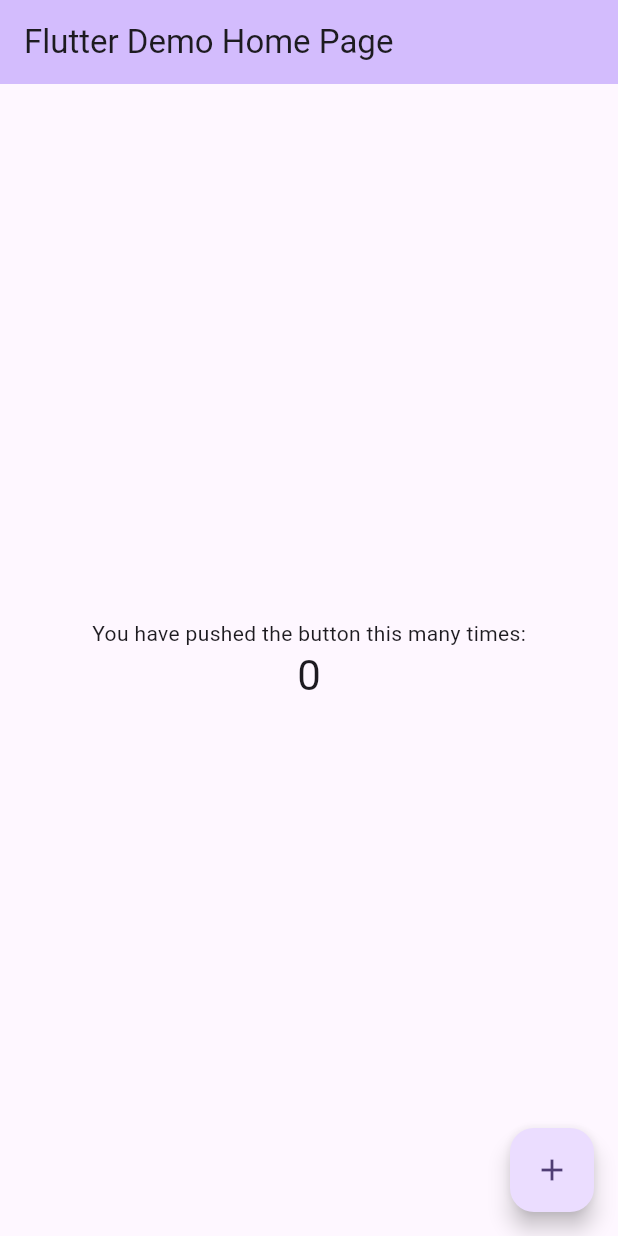
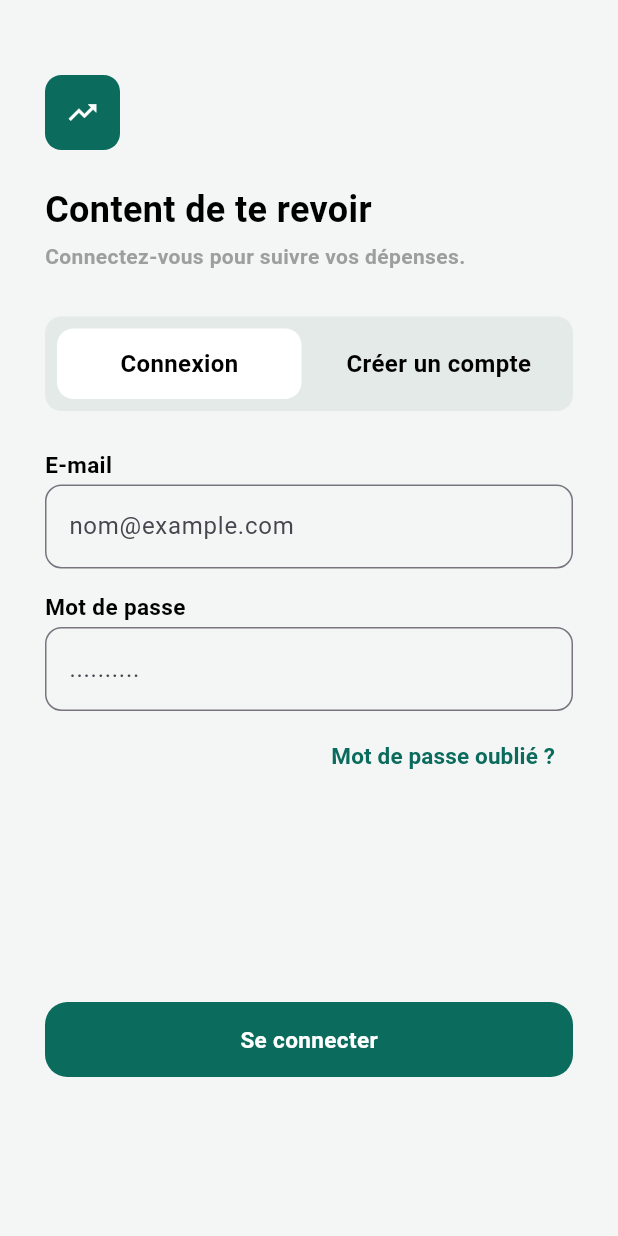
Before and after one commit to Mohamedissa282/mes_depenses, a Flutter app: the screen it shows after launch, on a phone screen of 412 x 824 dp. Run offline on Flutter 3.47's test engine with Material 3 defaults, Android fonts, the phone set to English and light mode, and no system bars.

Commit message:
design pages authentification

```diff
--- /dev/null
+++ b/lib/color.dart
@@ -0,0 +1,31 @@
+import 'package:flutter/material.dart';
+
+class AppColors {
+
+
+
+  static const Color primary = Color(0xFF0B6B5D);
+  static const Color primaryLight = Color(0xFF489086); // fond de la barre de progression sur la carte verte
+  static const Color mint = Color(0xFFD9EEE9); // zone sous la courbe, bandeau d'info
+  static const Color dark = Color(0xFF10211F); // bouton Enregistrer, bouton +, titres
+
+
+  static const Color background = Color(0xFFF3F6F5); // fond des écrans
+  static const Color surface = Color(0xFFFFFFFF); // cartes, champs, onglet sélectionné
+  static const Color tabBackground = Color(0xFFE3EAE8); // fond du sélecteur Connexion / Créer un compte
+  static const Color border = Color(0xFFCBD6D3); // bordures des champs et des puces
+
+  // Textes
+  static const Color text = dark;
+  static const Color textMuted = Color(0xFF5B6B68); // sous-titres (estimé)
+  static const Color textHint = Color(0xFF8A9794); // placeholders (estimé)
+  static const Color onPrimary = Color(0xFFFFFFFF);
+
+  // Budget et alertes
+  static const Color budgetLine = Color(0xFFB45309); // ligne pointillée du budget
+  static const Color danger = Color(0xFFDC2626); // erreurs, suppression (non visible sur le design)
+
+
+
+
+}
--- a/lib/main.dart
+++ b/lib/main.dart
@@ -1,4 +1,6 @@
 import 'package:flutter/material.dart';
+import 'package:mes_depenses/pages/authentification/connexion_inscription_page.dart';
+import 'package:mes_depenses/connexion.dart';
 
 void main() {
   runApp(const MyApp());
@@ -11,112 +13,10 @@ class MyApp extends StatelessWidget {
   @override
   Widget build(BuildContext context) {
     return MaterialApp(
+      debugShowCheckedModeBanner: false,
       title: 'Flutter Demo',
-      theme: ThemeData(
-        // This is the theme of your application.
-        //
-        // TRY THIS: Try running your application with "flutter run". You'll see
-        // the application has a purple toolbar. Then, without quitting the app,
-        // try changing the seedColor in the colorScheme below to Colors.green
-        // and then invoke "hot reload" (save your changes or press the "hot
-        // reload" button in a Flutter-supported IDE, or press "r" if you used
-        // the command line to start the app).
-        //
-        // Notice that the counter didn't reset back to zero; the application
-        // state is not lost during the reload. To reset the state, use hot
-        // restart instead.
-        //
-        // This works for code too, not just values: Most code changes can be
-        // tested with just a hot reload.
-        colorScheme: .fromSeed(seedColor: Colors.deepPurple),
-      ),
-      home: const MyHomePage(title: 'Flutter Demo Home Page'),
+
+      home: ConnexionInscriptionPage()
     );
   }
 }
-
-class MyHomePage extends StatefulWidget {
-  const MyHomePage({super.key, required this.title});
-
-  // This widget is the home page of your application. It is stateful, meaning
-  // that it has a State object (defined below) that contains fields that affect
-  // how it looks.
-
-  // This class is the configuration for the state. It holds the values (in this
-  // case the title) provided by the parent (in this case the App widget) and
-  // used by the build method of the State. Fields in a Widget subclass are
-  // always marked "final".
-
-  final String title;
-
-  @override
-  State<MyHomePage> createState() => _MyHomePageState();
-}
-
-class _MyHomePageState extends State<MyHomePage> {
-  int _counter = 0;
-
-  void _incrementCounter() {
-    setState(() {
-      // This call to setState tells the Flutter framework that something has
-      // changed in this State, which causes it to rerun the build method below
-      // so that the display can reflect the updated values. If we changed
-      // _counter without calling setState(), then the build method would not be
-      // called again, and so nothing would appear to happen.
-      _counter++;
-    });
-  }
-
-  @override
-  Widget build(BuildContext context) {
-    // This method is rerun every time setState is called, for instance as done
-    // by the _incrementCounter method above.
-    //
-    // The Flutter framework has been optimized to make rerunning build methods
-    // fast, so that you can just rebuild anything that needs updating rather
-    // than having to individually change instances of widgets.
-    return Scaffold(
-      appBar: AppBar(
-        // TRY THIS: Try changing the color here to a specific color (to
-        // Colors.amber, perhaps?) and trigger a hot reload to see the AppBar
-        // change color while the other colors stay the same.
-        backgroundColor: Theme.of(context).colorScheme.inversePrimary,
-        // Here we take the value from the MyHomePage object that was created by
-        // the App.build method, and use it to set our appbar title.
-        title: Text(widget.title),
-      ),
-      body: Center(
-        // Center is a layout widget. It takes a single child and positions it
-        // in the middle of the parent.
-        child: Column(
-          // Column is also a layout widget. It takes a list of children and
-          // arranges them vertically. By default, it sizes itself to fit its
-          // children horizontally, and tries to be as tall as its parent.
-          //
-          // Column has various properties to control how it sizes itself and
-          // how it positions its children. Here we use mainAxisAlignment to
-          // center the children vertically; the main axis here is the vertical
-          // axis because Columns are vertical (the cross axis would be
-          // horizontal).
-          //
-          // TRY THIS: Invoke "debug painting" (choose the "Toggle Debug Paint"
-          // action in the IDE, or press "p" in the console), to see the
-          // wireframe for each widget.
-          mainAxisAlignment: .center,
-          children: [
-            const Text('You have pushed the button this many times:'),
-            Text(
-              '$_counter',
-              style: Theme.of(context).textTheme.headlineMedium,
-            ),
-          ],
-        ),
-      ),
-      floatingActionButton: FloatingActionButton(
-        onPressed: _incrementCounter,
-        tooltip: 'Increment',
-        child: const Icon(Icons.add),
-      ),
-    );
-  }
-}
--- /dev/null
+++ b/lib/pages/authentification/connexion.dart
@@ -0,0 +1,102 @@
+import 'package:flutter/material.dart';
+import 'package:mes_depenses/color.dart';
+
+class Connexion extends StatelessWidget {
+
+
+  const new({super.key});
+
+  @override
+  Widget build(BuildContext context) {
+    return Form(
+      child: Column(
+        crossAxisAlignment: CrossAxisAlignment.start,
+        children: [
+          Text(
+            "E-mail",
+            style: TextStyle(
+              color: Colors.black,
+              fontWeight: FontWeight.bold,
+              fontSize: 15,
+            ),
+          ),
+          SizedBox(height: 3),
+          TextFormField(
+            decoration: InputDecoration(
+              border: OutlineInputBorder(
+                borderRadius: BorderRadius.circular(11),
+                borderSide: BorderSide(color: AppColors.border),
+              ),
+              focusedBorder: OutlineInputBorder(
+                borderSide: BorderSide(color: AppColors.border),
+                borderRadius: BorderRadius.circular(11),
+              ),
+              hintText: "nom@example.com",
+            ),
+          ),
+          SizedBox(height: 15),
+
+          Text(
+            "Mot de passe",
+            style: TextStyle(
+              color: Colors.black,
+              fontWeight: FontWeight.bold,
+              fontSize: 15,
+            ),
+          ),
+          SizedBox(height: 3),
+          TextFormField(
+
+            decoration: InputDecoration(
+              border: OutlineInputBorder(
+                borderRadius: BorderRadius.circular(11),
+                borderSide: BorderSide(color: AppColors.border),
+              ),
+              focusedBorder: OutlineInputBorder(
+                borderSide: BorderSide(color: AppColors.border),
+                borderRadius: BorderRadius.circular(11),
+              ),
+              hintText: "..........",
+            ),
+          ),
+          SizedBox(height: 6),
+          Row(
+            mainAxisAlignment: MainAxisAlignment.end,
+            children: [
+              TextButton(
+                onPressed: () {},
+                child: Text(
+                  "Mot de passe oublié ?",
+                  style: TextStyle(
+                    color: AppColors.primary,
+                    fontWeight: FontWeight.bold,
+                    fontSize: 15,
+                  ),
+                ),
+              ),
+            ],
+          ),
+          SizedBox(height: 140),
+          Container(
+            height: 50,
+            width: double.infinity,
+            decoration: BoxDecoration(
+              color: AppColors.primary,
+              borderRadius: BorderRadius.circular(15),
+            ),
+            child: Center(
+              child: Text(
+                "Se connecter",
+                style: TextStyle(
+                  color: Colors.white,
+                  fontWeight: FontWeight.bold,
+                  fontSize: 15,
+                ),
+              ),
+            ),
+          ),
+        ],
+      ),
+    );
+  }
+}
--- /dev/null
+++ b/lib/pages/authentification/connexion_inscription_page.dart
@@ -0,0 +1,138 @@
+import 'package:flutter/material.dart';
+import 'package:mes_depenses/pages/authentification/connexion.dart';
+import 'package:mes_depenses/pages/authentification/inscription_page.dart';
+import 'package:mes_depenses/color.dart';
+
+class ConnexionInscriptionPage extends StatefulWidget {
+  const new({super.key});
+
+  @override
+  State<ConnexionInscriptionPage> createState() =>
+      _ConnexionInscriptionPageState();
+}
+
+class _ConnexionInscriptionPageState extends State<ConnexionInscriptionPage> {
+  bool isLogin = true;
+  @override
+  Widget build(BuildContext context) {
+    return Scaffold(
+      backgroundColor: AppColors.background,
+      body: SafeArea(
+        child: Padding(
+          padding: const EdgeInsets.symmetric(horizontal: 30),
+          child: SingleChildScrollView(
+            child: Column(
+              crossAxisAlignment: CrossAxisAlignment.start,
+              children: [
+                SizedBox(height: 50),
+                Container(
+                  height: 50,
+                  width: 50,
+                  decoration: BoxDecoration(
+                    color: AppColors.primary,
+                    borderRadius: BorderRadius.circular(11),
+                  ),
+                  child: Icon(Icons.trending_up, color: Colors.white, size: 22),
+                ),
+                SizedBox(height: 23),
+
+                Text(
+                  "Content de te revoir",
+                  style: TextStyle(
+                    color: Colors.black,
+                    fontWeight: FontWeight.bold,
+                    fontSize: 24,
+                  ),
+                ),
+                SizedBox(height: 4),
+                Text( isLogin ?
+                  "Connectez-vous pour suivre vos dépenses." : "Créer votre compte pour suivre vos dépenses.",
+                  style: TextStyle(
+                    color: Colors.grey,
+                    fontWeight: FontWeight.bold,
+                    fontSize: 14,
+                  ),
+                ),
+                SizedBox(height: 30),
+
+                Container(
+                  decoration: BoxDecoration(
+                    color: AppColors.tabBackground,
+                    borderRadius: BorderRadius.circular(11),
+                  ),
+                  child: Padding(
+                    padding: const EdgeInsets.all(8.0),
+                    child: Row(
+                      mainAxisAlignment: MainAxisAlignment.spaceBetween,
+                      children: [
+                        Expanded(
+                          child: InkWell(
+                            onTap: () {
+                              setState(() {
+                                isLogin = true;
+                              });
+                            },
+                            child: Container(
+                              padding: const EdgeInsets.symmetric(vertical: 12),
+                              decoration: BoxDecoration(
+                                color: isLogin
+                                    ? Colors.white
+                                    : AppColors.tabBackground,
+                                borderRadius: BorderRadius.circular(11),
+                              ),
+                              child: Center(
+                                child: Text(
+                                  "Connexion",
+                                  style: TextStyle(
+                                    color: Colors.black,
+                                    fontWeight: FontWeight.bold,
+                                    fontSize: 16,
+                                  ),
+                                ),
+                              ),
+                            ),
+                          ),
+                        ),
+                        SizedBox(width: 10),
+                        Expanded(
+                          child: InkWell(
+                            onTap: () {
+                              setState(() {
+                                isLogin = false;
+                              });
+                            },
+                            child: Container(
+                              padding: const EdgeInsets.symmetric(vertical: 12),
+                              decoration: BoxDecoration(
+                                color: isLogin
+                                    ? AppColors.tabBackground
+                                    : Colors.white,
+                                borderRadius: BorderRadius.circular(11),
+                              ),
+                              child: Center(
+                                child: Text(
+                                  "Créer un compte",
+                                  style: TextStyle(
+                                    color: Colors.black,
+                                    fontWeight: FontWeight.bold,
+                                    fontSize: 16,
+                                  ),
+                                ),
+                              ),
+                            ),
+                          ),
+                        ),
+                      ],
+                    ),
+                  ),
+                ),
+                SizedBox(height: 25),
+                isLogin ? Connexion() : InscriptionPage(),
+              ],
+            ),
+          ),
+        ),
+      ),
+    );
+  }
+}
```
Also changed, not shown: lib/connexion.dart (added, +103 -0 lines), lib/pages/authentification/inscription_page.dart (added, +104 -0 lines), pubspec.yaml (+8 -2 lines), images/logo.png (added), pubspec.lock, 29 other files.
